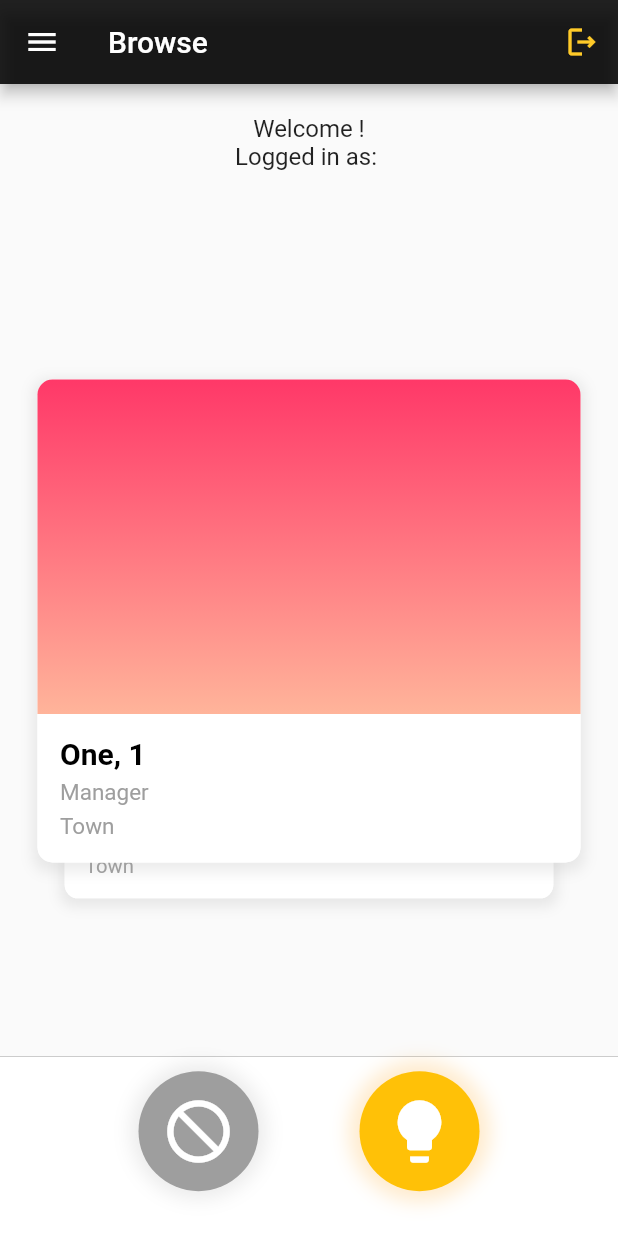
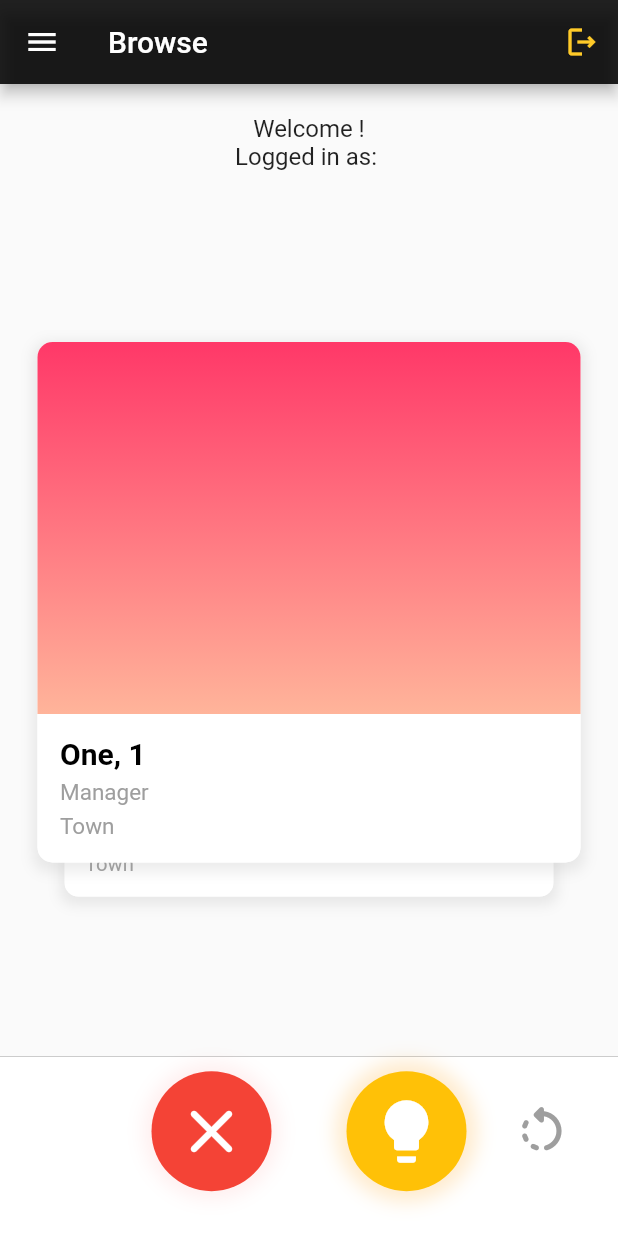
Before and after one commit to hawaSylla/flutterChat, a Flutter app: the screen it shows once a user with an empty profile is signed in, on a phone screen of 412 x 824 dp. Run offline on Flutter 3.47's test engine with Material 2 defaults, Android fonts, the phone set to English and light mode, and no system bars; drawn by our look-alikes of appinio_swiper; our stand-ins replace firebase_auth, firebase_core, google_sign_in; accounts and stored records are empty.

Commit message:
finalized swiping button funct

```diff
--- a/lib/components/swiping_buttons.dart
+++ b/lib/components/swiping_buttons.dart
@@ -0,0 +1,84 @@
+import 'package:flutter/material.dart';
+
+import 'package:appinio_swiper/appinio_swiper.dart';
+
+class SwipingButton extends StatelessWidget {
+  const SwipingButton({super.key, required this.onTap, required this.child});
+  final Function onTap;
+  final Widget child;
+
+  @override
+  Widget build(BuildContext context) {
+    return GestureDetector(
+      onTap: () => onTap(),
+      child: child,
+    );
+  }
+}
+
+//Accept
+
+Widget swipeRightButton(AppinioSwiperController controller) {
+  return SwipingButton(
+    onTap: () => controller.swipeRight(),
+    child: Container(
+      width: 80,
+      height: 80,
+      decoration: BoxDecoration(
+          shape: BoxShape.circle,
+          color: Colors.amber,
+          boxShadow: [
+            BoxShadow(
+                color: Colors.orange.withAlpha(50),
+                spreadRadius: 7,
+                blurRadius: 10)
+          ]),
+      child: const Icon(
+        Icons.lightbulb,
+        color: Colors.white,
+        size: 50,
+      ),
+    ),
+  );
+}
+
+//Reject
+
+Widget swipeLeftButton(AppinioSwiperController controller) {
+  return SwipingButton(
+    onTap: () => controller.swipeLeft(),
+    child: Container(
+      width: 80,
+      height: 80,
+      decoration:
+          BoxDecoration(shape: BoxShape.circle, color: Colors.red, boxShadow: [
+        BoxShadow(
+            color: Colors.redAccent.withAlpha(25),
+            spreadRadius: 5,
+            blurRadius: 10)
+      ]),
+      child: const Icon(
+        Icons.close_rounded,
+        color: Colors.white,
+        size: 50,
+      ),
+    ),
+  );
+}
+
+//unswipe
+
+Widget unswipeButton(AppinioSwiperController controller) {
+  return SwipingButton(
+      onTap: () => controller.unswipe(),
+      child: Container(
+        height: 60,
+        width: 60,
+        alignment: Alignment.center,
+        child: const Icon(
+          Icons.rotate_left_rounded,
+          color: Colors.grey,
+          size: 40,
+        ),
+      ));
+}
--- a/lib/pages/home_page.dart
+++ b/lib/pages/home_page.dart
@@ -3,6 +3,7 @@ import 'dart:developer';
 import 'package:appinio_swiper/appinio_swiper.dart';
 import 'package:chat_flutter/components/example_candidate_model.dart';
 import 'package:chat_flutter/components/profile_card.dart';
+import 'package:chat_flutter/components/swiping_buttons.dart';
 import 'package:firebase_auth/firebase_auth.dart';
 import 'package:flutter/material.dart';
 
@@ -26,7 +27,7 @@ class _HomePageState extends State<HomePage> {
     super.initState();
   }
 
-  void _loadCards() async {
+  void _loadCards() {
     for (ExampleCandidateModel candidate in candidates) {
       cards.add(
         ProfileCard(
@@ -162,7 +163,7 @@ class _HomePageState extends State<HomePage> {
                     ),
                     Text(
                       'Logged in as: ${user.email!}',
-                      style: TextStyle(fontSize: 16),
+                      style: const TextStyle(fontSize: 16),
                     ),
                   ],
                 ),
@@ -171,7 +172,6 @@ class _HomePageState extends State<HomePage> {
                 height: MediaQuery.of(context).size.height * 0.50,
                 child: AppinioSwiper(
                   unlimitedUnswipe: true,
-                  allowUnswipe: true,
                   controller: controller,
                   unswipe: _unswipe,
                   cards: cards,
@@ -179,7 +179,7 @@ class _HomePageState extends State<HomePage> {
                   padding: const EdgeInsets.only(
                     left: 25,
                     right: 25,
-                    top: 50,
+                    top: 25,
                     bottom: 40,
                   ),
                 ),
@@ -199,53 +199,20 @@ class _HomePageState extends State<HomePage> {
                   padding:
                       const EdgeInsets.only(left: 20, right: 20, bottom: 20),
                   child: Row(
-                    mainAxisAlignment: MainAxisAlignment.spaceBetween,
+                    mainAxisAlignment: MainAxisAlignment.center,
                     children: [
                       SizedBox(
-                        width: 5,
+                        width: 80,
                       ),
-                      Container(
-                        width: 80,
-                        height: 80,
-                        decoration: BoxDecoration(
-                            shape: BoxShape.circle,
-                            color: Colors.grey,
-                            boxShadow: [
-                              BoxShadow(
-                                  color: Colors.black.withAlpha(20),
-                                  spreadRadius: 5,
-                                  blurRadius: 10)
-                            ]),
-                        child: Icon(
-                          Icons.not_interested,
-                          color: Colors.white,
-                          size: 50,
-                        ),
+                      swipeLeftButton(controller),
+                      SizedBox(
+                        width: 50,
                       ),
-                      // SizedBox(
-                      //   width: 15,
-                      // ),
-                      Container(
-                        width: 80,
-                        height: 80,
-                        decoration: BoxDecoration(
-                            shape: BoxShape.circle,
-                            color: Colors.amber,
-                            boxShadow: [
-                              BoxShadow(
-                                  color: Colors.orange.withAlpha(50),
-                                  spreadRadius: 7,
-                                  blurRadius: 10)
-                            ]),
-                        child: Icon(
-                          Icons.lightbulb,
-                          color: Colors.white,
-                          size: 50,
-                        ),
+                      swipeRightButton(controller),
+                      SizedBox(
+                        width: 20,
                       ),
-                      SizedBox(
-                        width: 5,
-                      ),
+                      unswipeButton(controller),
                     ],
                   ),
                 ),
```
